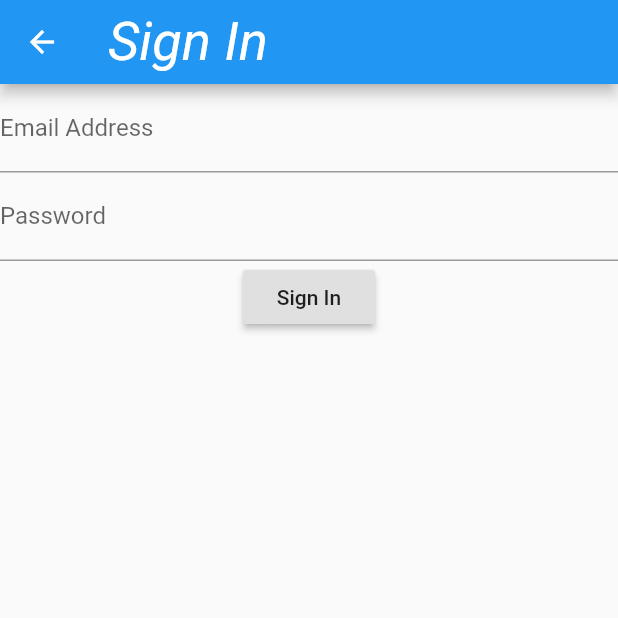
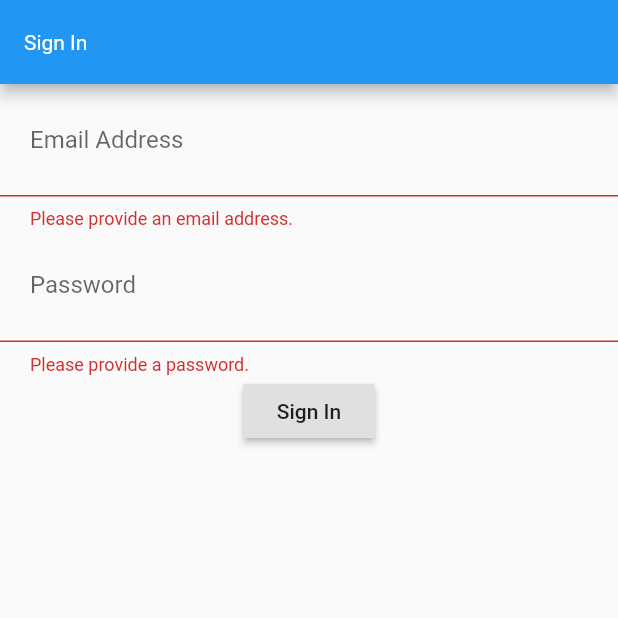
Before and after one commit to Zynorthis/Bluestone, a Flutter app: the SignInManager screen opened directly, after a tap on "Sign In", on a phone screen of 412 x 824 dp, the top half of it. Run offline on Flutter 3.47's test engine with Material 2 defaults, Android fonts, the phone set to English and light mode, and no system bars; our stand-ins replace cloud_firestore, firebase_auth; accounts and stored records are empty; Roboto replaces fonts that are missing (Malgun Gothic).

Commit message:
Fixed some stylization issues with the login screen. Login page has been successfully implemented. Encounted a huge bug with the firebase auth package today that does not yet have a patch. I have a temperary work-around that allows me to build the app again but the emulator will not open the app anymore. Will work on this more later.

```diff
--- a/bluestone/lib/src/components/extras.dart
+++ b/bluestone/lib/src/components/extras.dart
@@ -19,8 +19,7 @@ import 'package:flutter/material.dart';
 ///     fontWeight: FontWeight.bold
 ///   ),
 ///   title: TextStyle(
-///     fontSize: 36.0,
-///     fontStyle: FontStyle.italic
+///     fontFamily: "Malgun Gothic",
 ///   ),
 ///   body1: TextStyle(
 ///     fontSize: 14.0,
@@ -39,7 +38,7 @@ class ThemeSettings {
 
   static final customTheme = new TextTheme(
     headline: TextStyle(fontSize: 72.0, fontWeight: FontWeight.bold),
-    title: TextStyle(fontSize: 36.0, fontStyle: FontStyle.italic),
+    title: TextStyle(fontFamily: "Malgun Gothic"),
     body1: TextStyle(fontSize: 14.0, fontFamily: "Malgun Gothic"),
   );
 }
--- a/bluestone/lib/src/loginPage.dart
+++ b/bluestone/lib/src/loginPage.dart
@@ -1,6 +1,5 @@
 import 'package:bluestone/main.dart';
 import 'package:bluestone/src/components/extras.dart';
-import 'package:cloud_firestore/cloud_firestore.dart';
 import 'package:firebase_auth/firebase_auth.dart';
 import 'package:flutter/material.dart';
 
@@ -11,11 +10,11 @@ class SignInManager extends StatefulWidget{
 
 class _SignInManagerState extends State<SignInManager> {
 
+  String _email, _password;
+  final GlobalKey<FormState> _formKey = GlobalKey<FormState>();
+
   @override
   Widget build(BuildContext context) {
-
-    String _email, _password;
-    final GlobalKey<FormState> _formKey = GlobalKey<FormState>();
     return Scaffold(
       appBar: AppBar(
         title: Text("Sign In"),
@@ -37,6 +36,8 @@ class _SignInManagerState extends State<SignInManager> {
               onSaved: (input) => _email = input,
               decoration: InputDecoration(
                 labelText: "Email Address",
+                contentPadding: EdgeInsets.all(20.0),
+                hintText: "Input an Email Address",
               ),
             ),
             TextFormField(
@@ -51,17 +52,20 @@ class _SignInManagerState extends State<SignInManager> {
               onSaved: (input) => _password = input,
               decoration: InputDecoration(
                 labelText: "Password",
+                contentPadding: EdgeInsets.all(20.0),
+                hintText: "Input a Password",
               ),
               obscureText: true,
             ),
             RaisedButton(
-              onPressed: () {},
+              onPressed: signIn,
               child: Text("Sign In"),
             )
           ],
         ),
       ),
     );
+  }
 
   Future<void> signIn() async {
     final _formState = _formKey.currentState;
@@ -69,13 +73,12 @@ class _SignInManagerState extends State<SignInManager> {
       _formState.save();
       try{
         FirebaseUser user = await FirebaseAuth.instance.signInWithEmailAndPassword(email: _email, password: _password);
-          Navigator.pop(context);
-          Navigator.push(context, MaterialPageRoute(builder: (context) => MyHomePage()));
+        // Navigator.pop(context);
+        Navigator.push(context, MaterialPageRoute(builder: (context) => MyHomePage(title: 'Bluestone [Local dev build]')));
       }
-        catch(e) {
-          print(e.message);
+      catch(error) {
+        print(error.message);
       }
     }
   }
 }
-}
```
Also changed, not shown: bluestone/lib/main.dart (+8 -3 lines), bluestone/pubspec.yaml (+6 -3 lines), 5 other files. Lines whose indentation alone changed are shown as unchanged.
